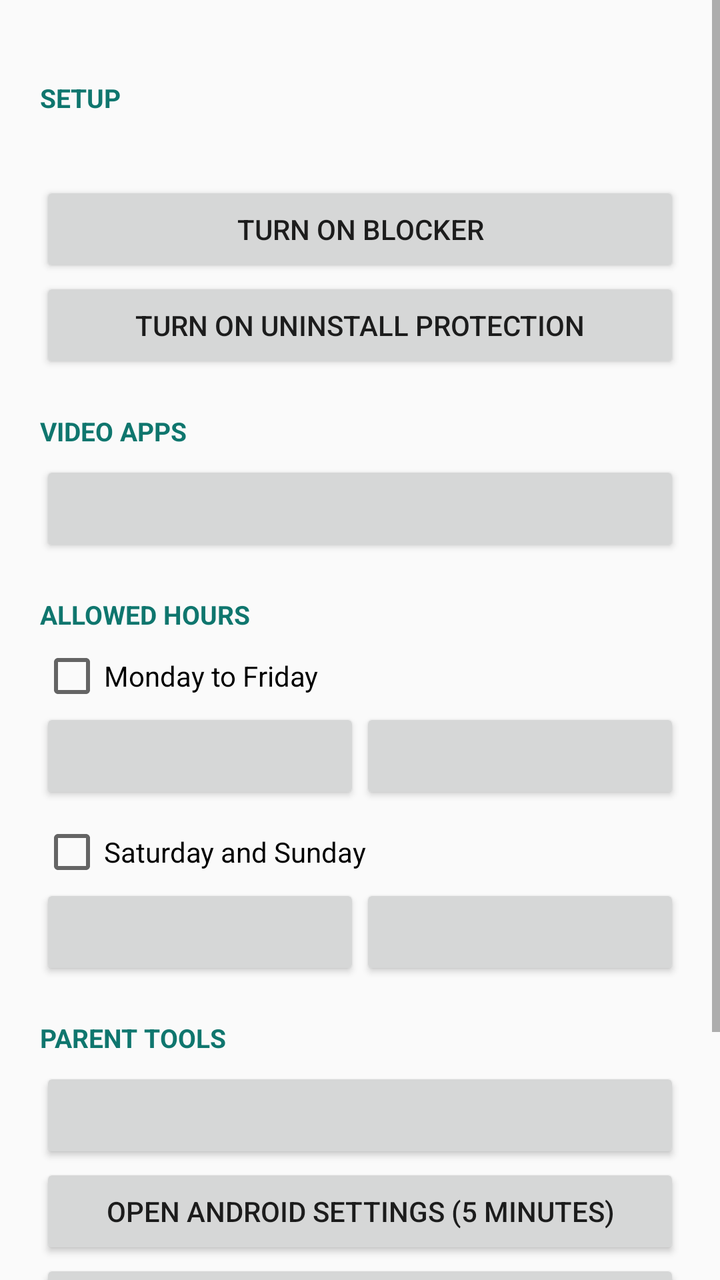
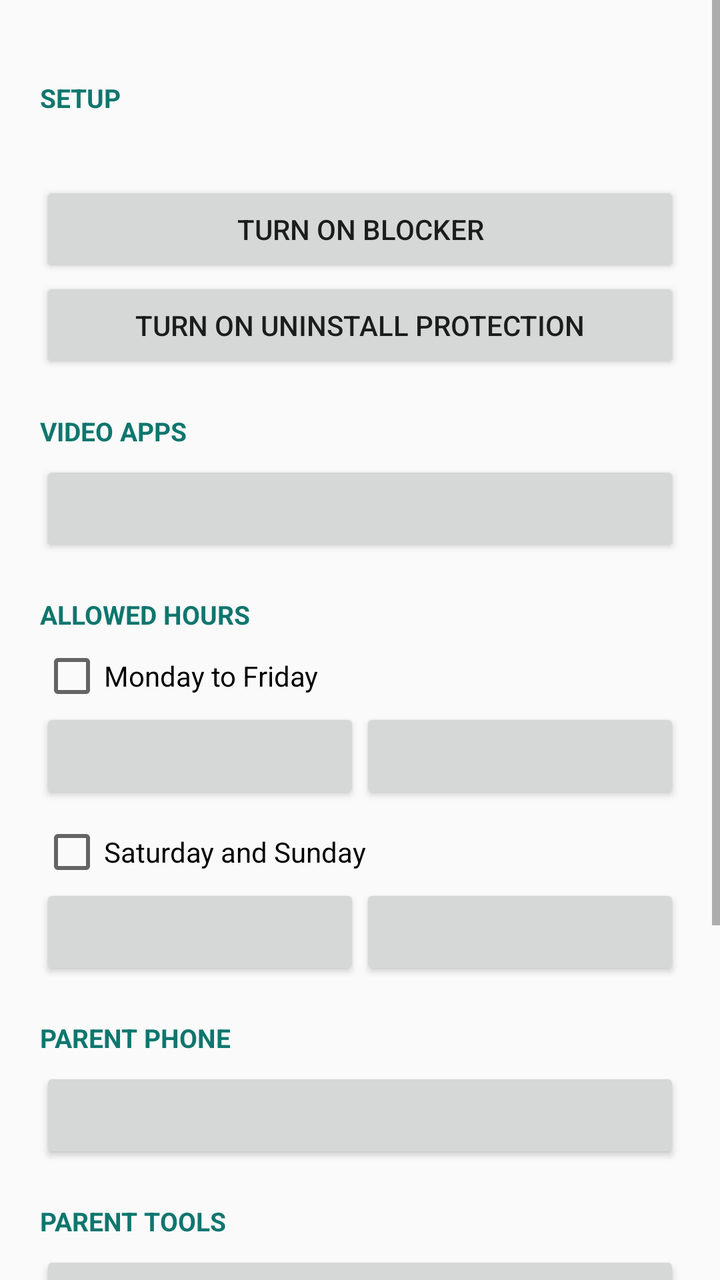

Compare the two renders of this Android layout. The source of the first and the diff that turns it into the second are given below.
<!-- AndroidManifest.xml: application theme AppTheme -->
<!-- res/layout/activity_settings.xml -->
<?xml version="1.0" encoding="utf-8"?>
<ScrollView xmlns:android="http://schemas.android.com/apk/res/android"
    android:layout_width="match_parent"
    android:layout_height="match_parent">

    <LinearLayout
        android:layout_width="match_parent"
        android:layout_height="wrap_content"
        android:orientation="vertical"
        android:padding="20dp">

        <TextView style="@style/Section" android:text="@string/section_setup" />
        <TextView
            android:id="@+id/statusText"
            android:layout_width="match_parent"
            android:layout_height="wrap_content"
            android:layout_marginBottom="8dp" />
        <Button android:id="@+id/enableServiceButton" style="@style/RowButton" android:text="@string/enable_service" />
        <Button android:id="@+id/deviceAdminButton" style="@style/RowButton" android:text="@string/enable_admin" />

        <TextView style="@style/Section" android:text="@string/section_apps" />
        <Button android:id="@+id/pickAppsButton" style="@style/RowButton" />

        <TextView style="@style/Section" android:text="@string/section_hours" />
        <CheckBox
            android:id="@+id/weekdayEnabled"
            android:layout_width="wrap_content"
            android:layout_height="wrap_content"
            android:text="@string/weekdays" />
        <LinearLayout style="@style/TimeRow">
            <Button android:id="@+id/weekdayStart" style="@style/TimeButton" />
            <Button android:id="@+id/weekdayEnd" style="@style/TimeButton" />
        </LinearLayout>
        <CheckBox
            android:id="@+id/weekendEnabled"
            android:layout_width="wrap_content"
            android:layout_height="wrap_content"
            android:layout_marginTop="8dp"
            android:text="@string/weekends" />
        <LinearLayout style="@style/TimeRow">
            <Button android:id="@+id/weekendStart" style="@style/TimeButton" />
            <Button android:id="@+id/weekendEnd" style="@style/TimeButton" />
        </LinearLayout>

        <TextView style="@style/Section" android:text="@string/section_parent" />
        <Button android:id="@+id/overrideButton" style="@style/RowButton" />
        <Button android:id="@+id/openSettingsButton" style="@style/RowButton" android:text="@string/open_settings" />
        <Button android:id="@+id/updateButton" style="@style/RowButton" />
        <Button android:id="@+id/changePinButton" style="@style/RowButton" android:text="@string/change_pin" />
        <Button android:id="@+id/lockButton" style="@style/RowButton" android:text="@string/lock_now" />
    </LinearLayout>
</ScrollView>
<!-- resources referenced by this layout -->
<resources>
  <string name="change_pin">Change PIN</string>
  <string name="enable_admin">Turn on uninstall protection</string>
  <string name="enable_service">Turn on blocker</string>
  <string name="lock_now">Lock and close</string>
  <string name="open_settings">Open Android Settings (5 minutes)</string>
  <string name="section_apps">Video apps</string>
  <string name="section_hours">Allowed hours</string>
  <string name="section_parent">Parent tools</string>
  <string name="section_setup">Setup</string>
  <string name="weekdays">Monday to Friday</string>
  <string name="weekends">Saturday and Sunday</string>
  <style name="RowButton">
          <item name="android:layout_width">match_parent</item>
          <item name="android:layout_height">wrap_content</item>
      </style>
  <style name="Section">
          <item name="android:layout_width">match_parent</item>
          <item name="android:layout_height">wrap_content</item>
          <item name="android:layout_marginTop">20dp</item>
          <item name="android:layout_marginBottom">6dp</item>
          <item name="android:textSize">13sp</item>
          <item name="android:textStyle">bold</item>
          <item name="android:textAllCaps">true</item>
          <item name="android:textColor">@color/brand</item>
      </style>
  <style name="TimeButton">
          <item name="android:layout_width">0dp</item>
          <item name="android:layout_height">wrap_content</item>
          <item name="android:layout_weight">1</item>
      </style>
  <style name="TimeRow">
          <item name="android:layout_width">match_parent</item>
          <item name="android:layout_height">wrap_content</item>
          <item name="android:orientation">horizontal</item>
      </style>
  <style name="AppTheme" parent="android:Theme.Material.Light.DarkActionBar">
          <item name="android:colorPrimary">@color/brand</item>
          <item name="android:colorPrimaryDark">@color/brand_dark</item>
          <item name="android:colorAccent">@color/brand</item>
      </style>
  <color name="brand">#0F766E</color>
  <color name="brand_dark">#115E59</color>
</resources>

<!-- the commit's change to res/layout/activity_settings.xml (unified diff, before → after) -->
@@ -42,6 +42,9 @@
             <Button android:id="@+id/weekendEnd" style="@style/TimeButton" />
         </LinearLayout>
 
+        <TextView style="@style/Section" android:text="@string/section_phone" />
+        <Button android:id="@+id/pairPhoneButton" style="@style/RowButton" />
+
         <TextView style="@style/Section" android:text="@string/section_parent" />
         <Button android:id="@+id/overrideButton" style="@style/RowButton" />
         <Button android:id="@+id/openSettingsButton" style="@style/RowButton" android:text="@string/open_settings" />
<!-- resource entries referenced after the edit -->
@@ -8,6 +8,7 @@
   <string name="section_apps">Video apps</string>
   <string name="section_hours">Allowed hours</string>
   <string name="section_parent">Parent tools</string>
+  <string name="section_phone">Parent phone</string>
   <string name="section_setup">Setup</string>
   <string name="weekdays">Monday to Friday</string>
   <string name="weekends">Saturday and Sunday</string>
